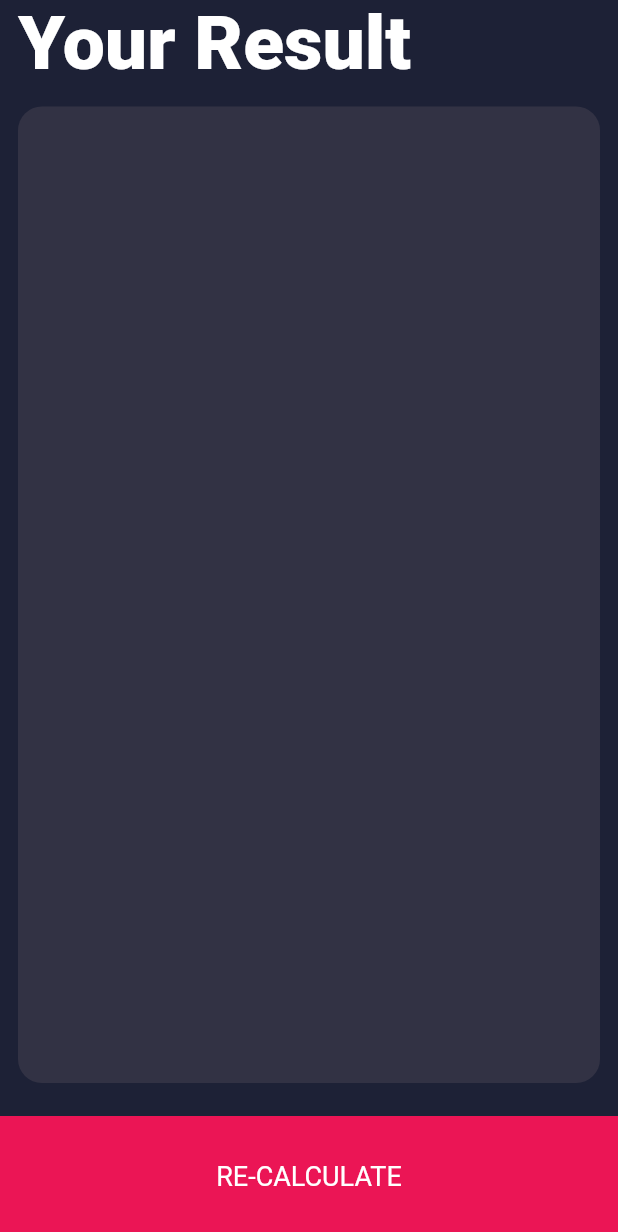
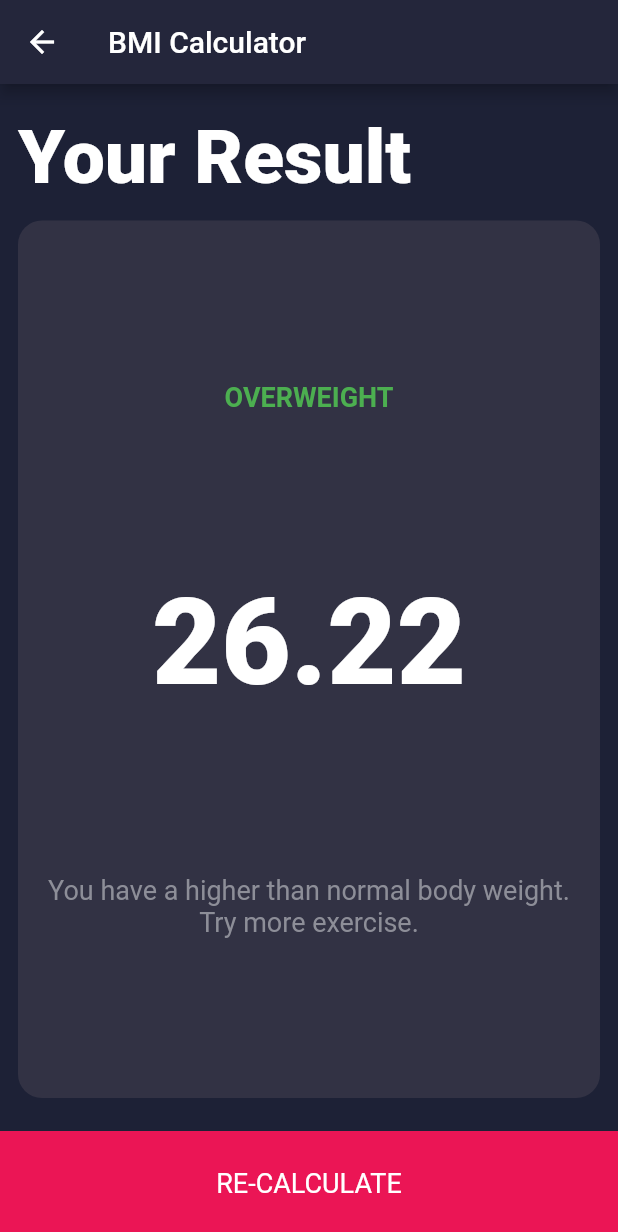
Before and after one commit to ghaleprachan/bmi-calculator, a Flutter app: the screen it shows after launch, after a tap on "CALCULATE", on a phone screen of 412 x 824 dp. Shown: the top 1232 px of the screen. Run offline on Flutter 3.47's test engine with Material 2 defaults, Android fonts, the phone set to English and light mode, and no system bars; our stand-ins replace font_awesome_flutter.

Commit message:
[Add] adds final changes in bmi calculator

```diff
--- /dev/null
+++ b/lib/calculate_bmi.dart
@@ -0,0 +1,34 @@
+import 'dart:math';
+
+class CalculateBmi {
+  CalculateBmi({this.height, this.weight});
+
+  double _bmi;
+  final int height;
+  final int weight;
+
+  String calculateBmi() {
+    _bmi = weight / pow(height / 100, 2);
+    return _bmi.toStringAsFixed(2);
+  }
+
+  String getResults() {
+    if (_bmi >= 25) {
+      return "Overweight";
+    } else if (_bmi > 18.5) {
+      return "Normal";
+    } else {
+      return "Underweight";
+    }
+  }
+
+  String getInterpretation() {
+    if (_bmi >= 25) {
+      return "You have a higher than normal body weight. Try more exercise.";
+    } else if (_bmi > 18.5) {
+      return "You have a normal body weight.\nGood job!";
+    } else {
+      return "You have a lower than normal body weight. You can eat a bit more.";
+    }
+  }
+}
--- a/lib/customwidgets/counter_content.dart
+++ b/lib/components/counter_content.dart
@@ -1,7 +1,7 @@
 import 'package:flutter/cupertino.dart';
 
 import '../constants.dart';
-import '../input_screen.dart';
+import '../screens/input_screen.dart';
 import 'package:font_awesome_flutter/font_awesome_flutter.dart';
 
 import 'RoundIcon.dart';
--- a/lib/constants.dart
+++ b/lib/constants.dart
@@ -1,20 +1,32 @@
 import 'package:flutter/cupertino.dart';
+import 'package:flutter/material.dart';
 
-const double kBottomContainerHeight = 80.0;
+const double kBottomContainerHeight = 70.0;
 const Color kActiveCardColor = Color(0xff323244);
 const Color kInActiveCardColor = Color(0xff24263B);
 const Color kBottomContainerColor = Color(0xffeb1555);
 const Color kTextColor = Color(0xffffffff);
 const Color kSliderActive = Color(0xffffffff);
-const Color kSliderInActive =  Color(0xff8d8e98);
-const Color kIconColor =  Color(0xff4c4f5e);
+const Color kSliderInActive = Color(0xff8d8e98);
+const Color kIconColor = Color(0xff4c4f5e);
 
 const kLabelStyle = TextStyle(
-    fontSize: 18,
-    color: Color(0xff8d8e98)
+  fontSize: 18,
+  color: Color(0xff8d8e98),
+);
+
+const kLabelStyle2 = TextStyle(
+  fontSize: 18,
+  color: Colors.green,
+  fontWeight: FontWeight.bold,
 );
 
 const kNumberTextStyle = TextStyle(
   fontSize: 50,
   fontWeight: FontWeight.w900,
 );
+
+const kNumberTextStyle2 = TextStyle(
+  fontSize: 80,
+  fontWeight: FontWeight.w900,
+);
--- a/lib/main.dart
+++ b/lib/main.dart
@@ -1,7 +1,7 @@
-import 'package:bmi_calculator/result_screen.dart';
+import 'file:///D:/1Flutter_Project/bmi_calculator/lib/screens/result_screen.dart';
 import 'package:flutter/material.dart';
 
-import 'input_screen.dart';
+import 'screens/input_screen.dart';
 
 void main() => runApp(BmiCalculator());
 
--- a/lib/result_screen.dart
+++ /dev/null
@@ -1,48 +0,0 @@
-import 'package:bmi_calculator/constants.dart';
-import 'package:flutter/cupertino.dart';
-import 'package:flutter/material.dart';
-
-import 'customwidgets/clickable_container.dart';
-
-class ResultScreen extends StatelessWidget {
-  @override
-  Widget build(BuildContext context) {
-    return SafeArea(
-      child: Scaffold(
-        /*appBar: AppBar(
-          title: Text("BMI Calculator"),
-        ),*/
-        body: Column(
-          crossAxisAlignment: CrossAxisAlignment.start,
-          children: [
-            Padding(
-              padding: EdgeInsets.only(left: 12),
-              child: Text(
-                'Your Result',
-                style: kNumberTextStyle,
-              ),
-            ),
-            Expanded(
-              child: Container(
-                decoration: BoxDecoration(
-                  color: kActiveCardColor,
-                  borderRadius: BorderRadius.circular(16),
-                ),
-                margin: EdgeInsets.all(12),
-                height: double.infinity,
-                width: double.infinity,
-                child: Column(
-                  children: [],
-                ),
-              ),
-            ),
-            ClickableContainer(
-              label: "RE-CALCULATE",
-              onClick: () {},
-            ),
-          ],
-        ),
-      ),
-    );
-  }
-}
--- a/lib/input_screen.dart
+++ b/lib/screens/input_screen.dart
@@ -1,14 +1,16 @@
-import 'customwidgets/clickable_container.dart';
-import 'file:///D:/1Flutter_Project/bmi_calculator/lib/customwidgets/reuseable_card.dart';
+import 'package:bmi_calculator/calculate_bmi.dart';
+
+import '../components/clickable_container.dart';
+import '../components/counter_content.dart';
+import '../components/icon_content.dart';
+import '../components/reuseable_card.dart';
 import 'package:bmi_calculator/constants.dart';
-import 'package:bmi_calculator/customwidgets/counter_content.dart';
-import 'package:bmi_calculator/result_screen.dart';
+import 'file:///D:/1Flutter_Project/bmi_calculator/lib/screens/result_screen.dart';
 import 'package:flutter/cupertino.dart';
 import 'package:flutter/material.dart';
 import 'package:font_awesome_flutter/font_awesome_flutter.dart';
 
-import 'customwidgets/icon_content.dart';
-import 'constants.dart';
+import '../constants.dart';
 
 enum Gender { Male, Female }
 
@@ -168,14 +170,17 @@ class _InputScreenState extends State<InputScreen> {
           ClickableContainer(
             label: "CALCULATE",
             onClick: () {
+              CalculateBmi cal = CalculateBmi(height: height, weight: weight);
               /*Navigator.pushNamed(context, '/first');*/
               Navigator.push(
                 context,
-                MaterialPageRoute(
-                  builder: (context) {
-                    return ResultScreen();
-                  },
-                ),
+                MaterialPageRoute(builder: (context) {
+                  return ResultScreen(
+                    bmiResult: cal.calculateBmi(),
+                    resultText: cal.getResults(),
+                    resultInterpretation: cal.getInterpretation(),
+                  );
+                }),
               );
             },
           ),
--- /dev/null
+++ b/lib/screens/result_screen.dart
@@ -0,0 +1,75 @@
+import 'package:bmi_calculator/constants.dart';
+import 'package:flutter/cupertino.dart';
+import 'package:flutter/material.dart';
+
+import '../components/clickable_container.dart';
+
+class ResultScreen extends StatelessWidget {
+  final String bmiResult;
+  final String resultText;
+  final String resultInterpretation;
+
+  ResultScreen(
+      {@required this.bmiResult,
+      @required this.resultText,
+      @required this.resultInterpretation});
+
+  @override
+  Widget build(BuildContext context) {
+    return SafeArea(
+      child: Scaffold(
+        appBar: AppBar(
+          title: Text("BMI Calculator"),
+        ),
+        body: Column(
+          crossAxisAlignment: CrossAxisAlignment.stretch,
+          children: [
+            Padding(
+              padding: EdgeInsets.only(left: 12, top: 20),
+              child: Text(
+                'Your Result',
+                style: kNumberTextStyle,
+              ),
+            ),
+            Expanded(
+              child: Container(
+                decoration: BoxDecoration(
+                  color: kActiveCardColor,
+                  borderRadius: BorderRadius.circular(16),
+                ),
+                margin: EdgeInsets.all(12),
+                child: Column(
+                  mainAxisAlignment: MainAxisAlignment.spaceEvenly,
+                  children: [
+                    Text(
+                      resultText.toUpperCase(),
+                      style: kLabelStyle2,
+                    ),
+                    Text(
+                      bmiResult,
+                      style: kNumberTextStyle2,
+                    ),
+                    Padding(
+                      padding: const EdgeInsets.symmetric(horizontal: 8),
+                      child: Text(
+                        resultInterpretation,
+                        style: kLabelStyle,
+                        textAlign: TextAlign.center,
+                      ),
+                    ),
+                  ],
+                ),
+              ),
+            ),
+            ClickableContainer(
+              label: "RE-CALCULATE",
+              onClick: () {
+                Navigator.pop(context);
+              },
+            ),
+          ],
+        ),
+      ),
+    );
+  }
+}
```
Also changed, not shown: lib/components/RoundIcon.dart (renamed from lib/customwidgets/RoundIcon.dart), lib/components/clickable_container.dart (renamed from lib/customwidgets/clickable_container.dart), lib/components/icon_content.dart (renamed from lib/customwidgets/icon_content.dart), lib/components/reuseable_card.dart (renamed from lib/customwidgets/reuseable_card.dart), 1 other file.
